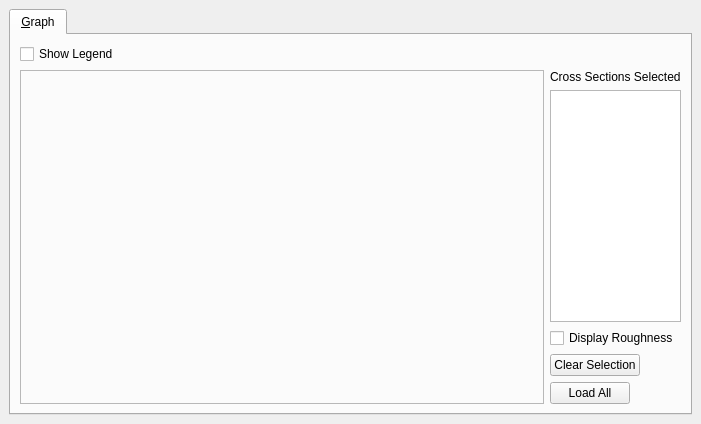
The window that qgis_plugin/tuflow/forms/ui_tuflowqgis_1d_xs.ui (TUFLOW-Support/QGIS-TUFLOW-Plugin) describes before a commit, drawn with Qt 5.
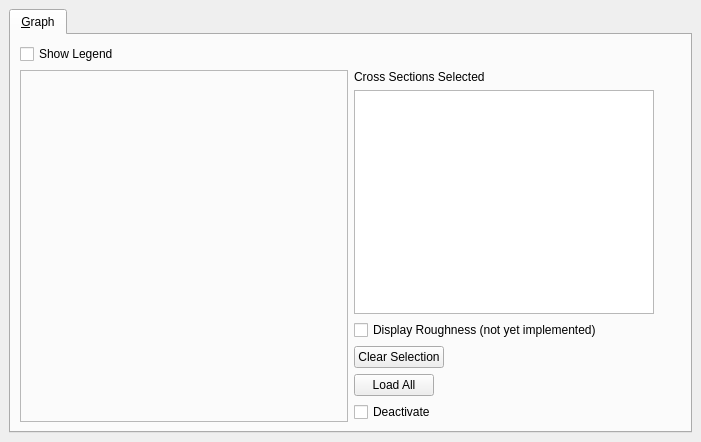
The same window after the commit.

What changed in the file:
```diff
--- a/qgis_plugin/tuflow/forms/ui_tuflowqgis_1d_xs.ui
+++ b/qgis_plugin/tuflow/forms/ui_tuflowqgis_1d_xs.ui
@@ -7,7 +7,7 @@
     <x>0</x>
     <y>0</y>
     <width>701</width>
-    <height>424</height>
+    <height>442</height>
    </rect>
   </property>
   <property name="windowTitle">
@@ -121,7 +121,7 @@
                </sizepolicy>
               </property>
               <property name="text">
-               <string>Display Roughness</string>
+               <string>Display Roughness (not yet implemented)</string>
               </property>
              </widget>
             </item>
@@ -175,6 +175,13 @@
               </property>
              </widget>
             </item>
+            <item>
+             <widget class="QCheckBox" name="cbDeactivate">
+              <property name="text">
+               <string>Deactivate</string>
+              </property>
+             </widget>
+            </item>
            </layout>
           </item>
          </layout>
```
